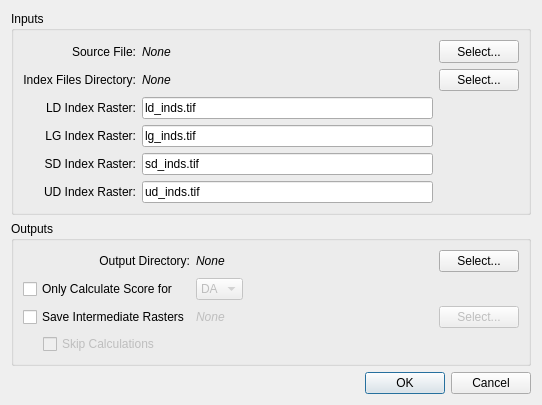
Old version of the form QTForms/RunPEDlg.ui in the repository NETL-RIC/URC-Assessment-Method.
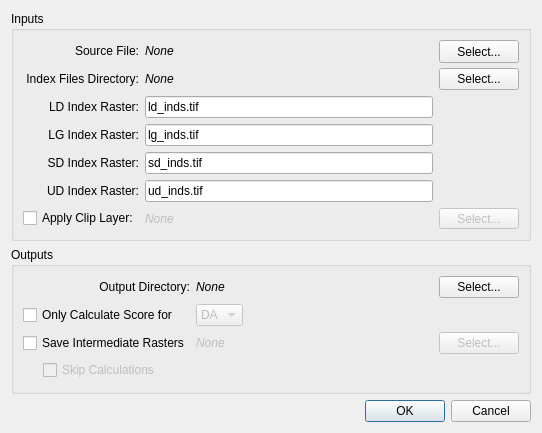
New version of the form. Custom widgets are drawn as their Qt base class.

Commit message: added some tweaks to support layer-based clipping, and EPSG code as used by CAB

```diff
--- a/QTForms/RunPEDlg.ui
+++ b/QTForms/RunPEDlg.ui
@@ -7,7 +7,7 @@
     <x>0</x>
     <y>0</y>
     <width>542</width>
-    <height>396</height>
+    <height>431</height>
    </rect>
   </property>
   <property name="windowTitle">
@@ -22,45 +22,33 @@
      <property name="title">
       <string>Inputs</string>
      </property>
-     <layout class="QGridLayout" name="gridLayout" columnstretch="0,1,0">
+     <layout class="QGridLayout" name="gridLayout" columnstretch="0,0,0">
       <property name="sizeConstraint">
        <enum>QLayout::SetMaximumSize</enum>
       </property>
-      <item row="3" column="0">
-       <widget class="QLabel" name="label_7">
-        <property name="text">
-         <string>LG Index Raster:</string>
+      <item row="2" column="1">
+       <widget class="QLineEdit" name="ldIndField">
+        <property name="sizePolicy">
+         <sizepolicy hsizetype="Expanding" vsizetype="Fixed">
+          <horstretch>0</horstretch>
+          <verstretch>0</verstretch>
+         </sizepolicy>
         </property>
-        <property name="alignment">
-         <set>Qt::AlignRight|Qt::AlignTrailing|Qt::AlignVCenter</set>
-        </property>
-        <property name="indent">
-         <number>-1</number>
-        </property>
-       </widget>
-      </item>
-      <item row="1" column="1">
-       <widget class="ElideLabel" name="indexDirLbl">
-        <property name="font">
-         <font>
-          <italic>true</italic>
-         </font>
-        </property>
         <property name="text">
-         <string>None</string>
+         <string>ld_inds.tif</string>
         </property>
        </widget>
       </item>
-      <item row="2" column="0">
-       <widget class="QLabel" name="label_6">
-        <property name="text">
-         <string>LD Index Raster:</string>
+      <item row="3" column="1">
+       <widget class="QLineEdit" name="lgIndField">
+        <property name="sizePolicy">
+         <sizepolicy hsizetype="Expanding" vsizetype="Fixed">
+          <horstretch>0</horstretch>
+          <verstretch>0</verstretch>
+         </sizepolicy>
         </property>
-        <property name="alignment">
-         <set>Qt::AlignRight|Qt::AlignTrailing|Qt::AlignVCenter</set>
-        </property>
-        <property name="indent">
-         <number>-1</number>
+        <property name="text">
+         <string>lg_inds.tif</string>
         </property>
        </widget>
       </item>
@@ -85,20 +73,10 @@
         </property>
        </widget>
       </item>
-      <item row="1" column="0">
-       <widget class="QLabel" name="label_5">
+      <item row="3" column="0">
+       <widget class="QLabel" name="label_7">
         <property name="text">
-         <string>Index Files Directory:</string>
-        </property>
-        <property name="alignment">
-         <set>Qt::AlignRight|Qt::AlignTrailing|Qt::AlignVCenter</set>
-        </property>
-       </widget>
-      </item>
-      <item row="4" column="0">
-       <widget class="QLabel" name="label_8">
-        <property name="text">
-         <string>SD Index Raster:</string>
+         <string>LG Index Raster:</string>
         </property>
         <property name="alignment">
          <set>Qt::AlignRight|Qt::AlignTrailing|Qt::AlignVCenter</set>
@@ -108,19 +86,10 @@
         </property>
        </widget>
       </item>
-      <item row="0" column="0">
-       <widget class="QLabel" name="label">
-        <property name="sizePolicy">
-         <sizepolicy hsizetype="Preferred" vsizetype="Preferred">
-          <horstretch>0</horstretch>
-          <verstretch>0</verstretch>
-         </sizepolicy>
-        </property>
+      <item row="6" column="0">
+       <widget class="QCheckBox" name="clipLyrCB">
         <property name="text">
-         <string>Source File:</string>
-        </property>
-        <property name="alignment">
-         <set>Qt::AlignRight|Qt::AlignTrailing|Qt::AlignVCenter</set>
+         <string>Apply Clip Layer:</string>
         </property>
        </widget>
       </item>
@@ -158,6 +127,83 @@
         </property>
        </widget>
       </item>
+      <item row="0" column="0">
+       <widget class="QLabel" name="label">
+        <property name="sizePolicy">
+         <sizepolicy hsizetype="Preferred" vsizetype="Preferred">
+          <horstretch>0</horstretch>
+          <verstretch>0</verstretch>
+         </sizepolicy>
+        </property>
+        <property name="text">
+         <string>Source File:</string>
+        </property>
+        <property name="alignment">
+         <set>Qt::AlignRight|Qt::AlignTrailing|Qt::AlignVCenter</set>
+        </property>
+       </widget>
+      </item>
+      <item row="1" column="1">
+       <widget class="ElideLabel" name="indexDirLbl">
+        <property name="font">
+         <font>
+          <italic>true</italic>
+         </font>
+        </property>
+        <property name="text">
+         <string>None</string>
+        </property>
+       </widget>
+      </item>
+      <item row="4" column="0">
+       <widget class="QLabel" name="label_8">
+        <property name="text">
+         <string>SD Index Raster:</string>
+        </property>
+        <property name="alignment">
+         <set>Qt::AlignRight|Qt::AlignTrailing|Qt::AlignVCenter</set>
+        </property>
+        <property name="indent">
+         <number>-1</number>
+        </property>
+       </widget>
+      </item>
+      <item row="4" column="1">
+       <widget class="QLineEdit" name="sdIndField">
+        <property name="sizePolicy">
+         <sizepolicy hsizetype="Expanding" vsizetype="Fixed">
+          <horstretch>0</horstretch>
+          <verstretch>0</verstretch>
+         </sizepolicy>
+        </property>
+        <property name="text">
+         <string>sd_inds.tif</string>
+        </property>
+       </widget>
+      </item>
+      <item row="2" column="0">
+       <widget class="QLabel" name="label_6">
+        <property name="text">
+         <string>LD Index Raster:</string>
+        </property>
+        <property name="alignment">
+         <set>Qt::AlignRight|Qt::AlignTrailing|Qt::AlignVCenter</set>
+        </property>
+        <property name="indent">
+         <number>-1</number>
+        </property>
+       </widget>
+      </item>
+      <item row="1" column="0">
+       <widget class="QLabel" name="label_5">
+        <property name="text">
+         <string>Index Files Directory:</string>
+        </property>
+        <property name="alignment">
+         <set>Qt::AlignRight|Qt::AlignTrailing|Qt::AlignVCenter</set>
+        </property>
+       </widget>
+      </item>
       <item row="5" column="0">
        <widget class="QLabel" name="label_9">
         <property name="text">
@@ -184,45 +230,6 @@
         </property>
        </widget>
       </item>
-      <item row="2" column="1">
-       <widget class="QLineEdit" name="ldIndField">
-        <property name="sizePolicy">
-         <sizepolicy hsizetype="Expanding" vsizetype="Fixed">
-          <horstretch>0</horstretch>
-          <verstretch>0</verstretch>
-         </sizepolicy>
-        </property>
-        <property name="text">
-         <string>ld_inds.tif</string>
-        </property>
-       </widget>
-      </item>
-      <item row="3" column="1">
-       <widget class="QLineEdit" name="lgIndField">
-        <property name="sizePolicy">
-         <sizepolicy hsizetype="Expanding" vsizetype="Fixed">
-          <horstretch>0</horstretch>
-          <verstretch>0</verstretch>
-         </sizepolicy>
-        </property>
-        <property name="text">
-         <string>lg_inds.tif</string>
-        </property>
-       </widget>
-      </item>
-      <item row="4" column="1">
-       <widget class="QLineEdit" name="sdIndField">
-        <property name="sizePolicy">
-         <sizepolicy hsizetype="Expanding" vsizetype="Fixed">
-          <horstretch>0</horstretch>
-          <verstretch>0</verstretch>
-         </sizepolicy>
-        </property>
-        <property name="text">
-         <string>sd_inds.tif</string>
-        </property>
-       </widget>
-      </item>
       <item row="5" column="1">
        <widget class="QLineEdit" name="udIndField">
         <property name="sizePolicy">
@@ -236,6 +243,31 @@
         </property>
        </widget>
       </item>
+      <item row="6" column="1">
+       <widget class="ElideLabel" name="clipLyrLbl">
+        <property name="enabled">
+         <bool>false</bool>
+        </property>
+        <property name="font">
+         <font>
+          <italic>true</italic>
+         </font>
+        </property>
+        <property name="text">
+         <string>None</string>
+        </property>
+       </widget>
+      </item>
+      <item row="6" column="2">
+       <widget class="QPushButton" name="clipLyrButton">
+        <property name="enabled">
+         <bool>false</bool>
+        </property>
+        <property name="text">
+         <string>Select...</string>
+        </property>
+       </widget>
+      </item>
      </layout>
     </widget>
    </item>
```
The commit also changes 16 other files.
